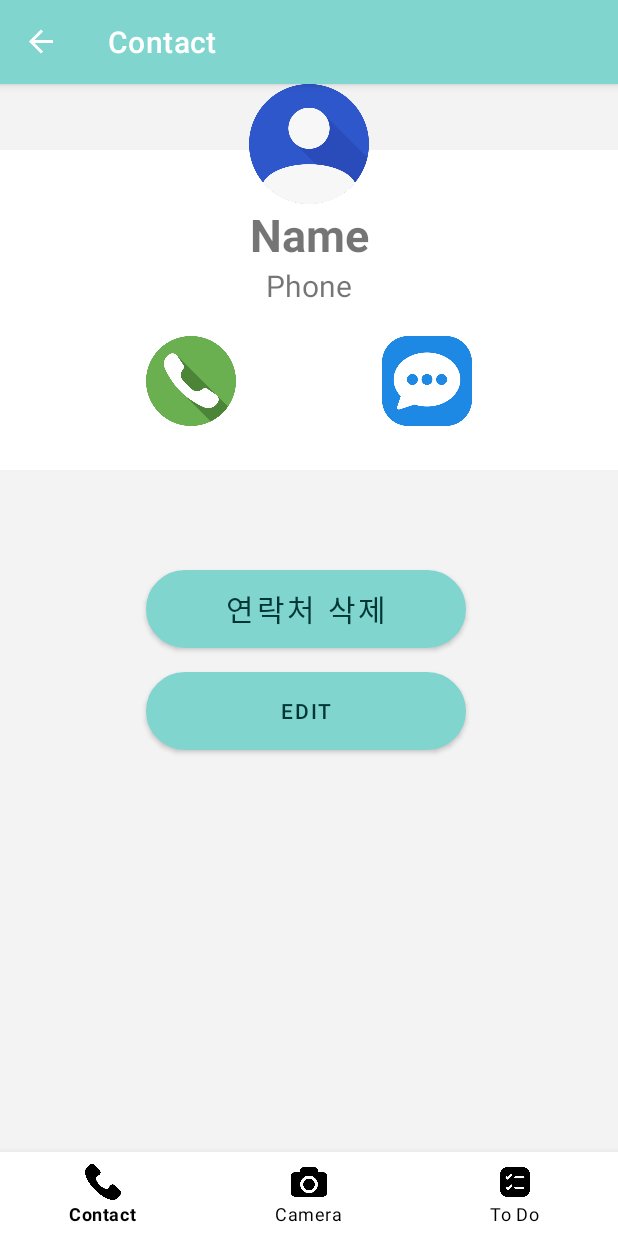
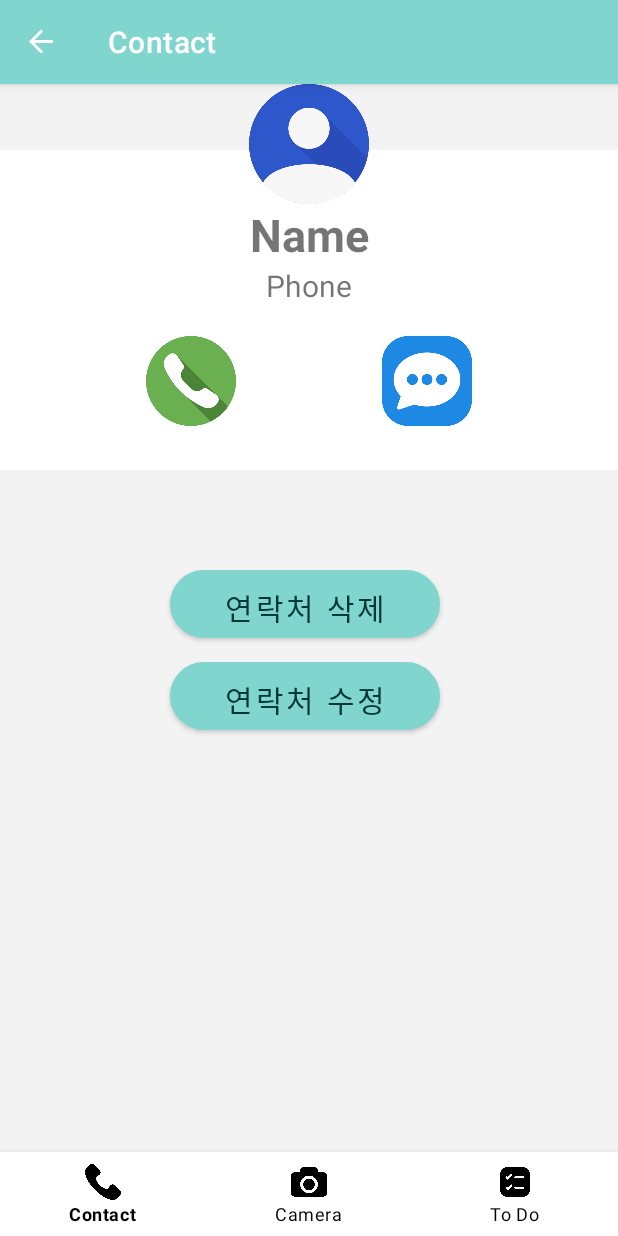
Before and after one commit to rladmstj/git, an Android app: the ContactDetailFragment screen opened through its navigation route, on a phone screen of 412 x 824 dp. Run offline under Robolectric (Android 15) with nearby library versions, the light colour scheme and no system bars; our stand-ins replace navigation-ui.

Commit message:
연락처 수정 완성2

```diff
--- a/app/src/main/res/layout/fragment_contact_detail.xml
+++ b/app/src/main/res/layout/fragment_contact_detail.xml
@@ -80,8 +80,8 @@
 
     <Button
         android:id="@+id/button2"
-        android:layout_width="213dp"
-        android:layout_height="52dp"
+        android:layout_width="180dp"
+        android:layout_height="45dp"
         android:layout_marginTop="324dp"
         android:background="@drawable/button_background"
         android:backgroundTint="@color/contactbutton"
@@ -96,12 +96,14 @@
 
     <Button
         android:id="@+id/button_edit"
-        android:layout_width="213dp"
-        android:layout_height="52dp"
+        android:layout_width="180dp"
+        android:layout_height="45dp"
         android:layout_marginTop="16dp"
         android:background="@drawable/button_background"
         android:backgroundTint="@color/contactbutton"
-        android:text="Edit"
+        android:text="연락처 수정"
+        android:fontFamily="sans-serif"
+        android:textSize="20sp"
         android:textColorLink="#8D5555"
         app:layout_constraintEnd_toEndOf="parent"
         app:layout_constraintHorizontal_bias="0.489"
--- a/app/src/main/res/layout/fragment_edit_contact.xml
+++ b/app/src/main/res/layout/fragment_edit_contact.xml
@@ -31,7 +31,7 @@
         android:layout_width="wrap_content"
         android:layout_height="wrap_content"
         android:layout_marginTop="16dp"
-        android:text="Save"
+        android:text="저장하기"
         app:layout_constraintEnd_toEndOf="parent"
         app:layout_constraintStart_toStartOf="parent"
         app:layout_constraintTop_toBottomOf="@id/phoneEditText" />
```
